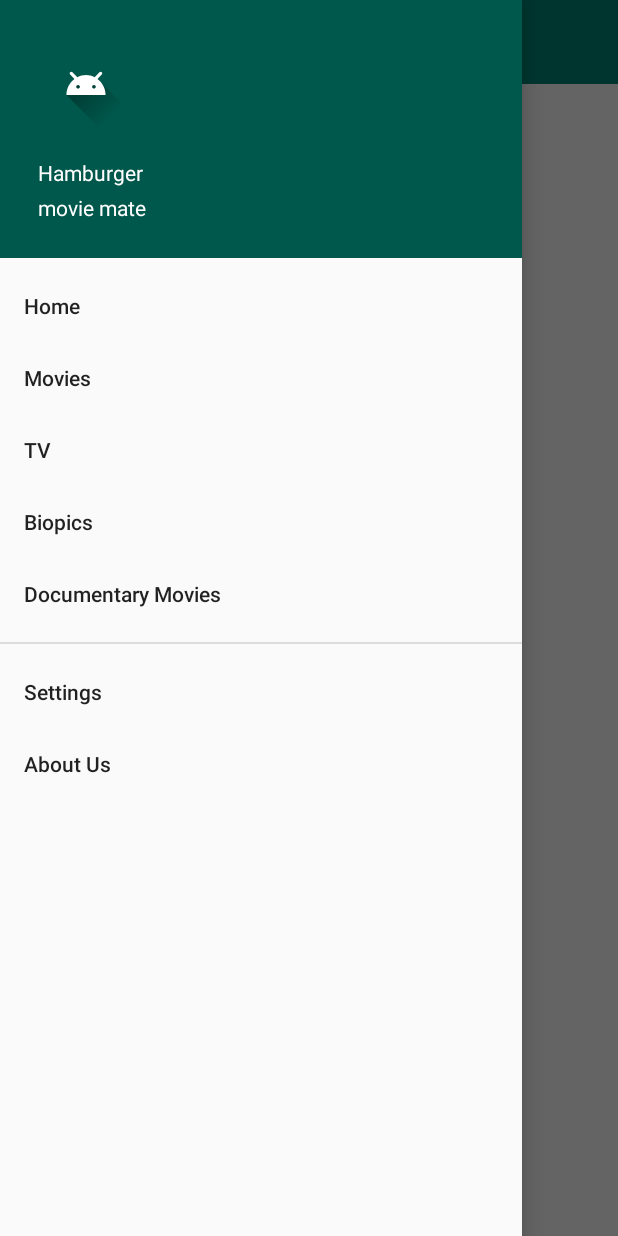
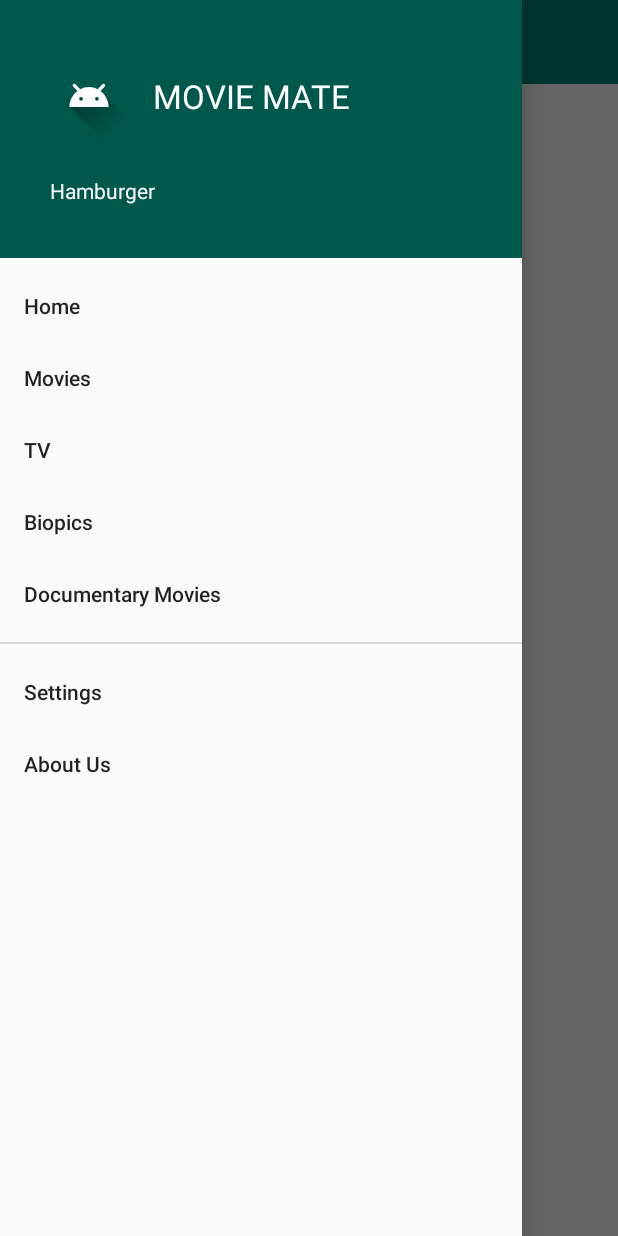
Before and after one commit to TanishqBhardwaj/BasicApp, an Android app: the screen it shows after launch (MainActivity), with the side drawer open, on a phone screen of 412 x 824 dp. Run offline under Robolectric (Android 15) with nearby library versions, the phone set to English and light mode, and no system bars.

Commit message:
Hamburger And Navigation Drawer updated to Constraint Layout

```diff
--- a/app/src/main/res/layout/activity_main.xml
+++ b/app/src/main/res/layout/activity_main.xml
@@ -1,12 +1,13 @@
 <?xml version="1.0" encoding="utf-8"?>
 <androidx.drawerlayout.widget.DrawerLayout xmlns:android="http://schemas.android.com/apk/res/android"
+    xmlns:tools="http://schemas.android.com/tools"
     android:layout_width="match_parent"
     android:layout_height="match_parent"
     xmlns:app="http://schemas.android.com/apk/res-auto"
     android:id="@+id/drawerLayout"
     android:fitsSystemWindows="true">
 
-    <LinearLayout
+    <androidx.constraintlayout.widget.ConstraintLayout
         android:layout_width="match_parent"
         android:layout_height="match_parent"
         android:orientation="vertical">
@@ -16,16 +17,21 @@
             android:layout_width="match_parent"
             android:layout_height="wrap_content"
             android:background="@color/colorPrimary"
-            android:theme="@style/ThemeOverlay.AppCompat.ActionBar">
+            android:theme="@style/ThemeOverlay.AppCompat.ActionBar"
+            app:layout_constraintTop_toTopOf="parent"
+            tools:layout_editor_absoluteX="-16dp">
 
         </androidx.appcompat.widget.Toolbar>
 
         <TextView
             android:layout_width="wrap_content"
             android:layout_height="wrap_content"
-            android:text="Hello Android" />
+            android:layout_marginTop="56dp"
+            android:text="Hello Android"
+            app:layout_constraintStart_toStartOf="parent"
+            app:layout_constraintTop_toTopOf="@+id/toolbar" />
 
-    </LinearLayout>
+    </androidx.constraintlayout.widget.ConstraintLayout>
 
 <com.google.android.material.navigation.NavigationView
     android:layout_width="match_parent"
--- a/app/src/main/res/layout/header.xml
+++ b/app/src/main/res/layout/header.xml
@@ -1,6 +1,8 @@
 <?xml version="1.0" encoding="utf-8"?>
-<LinearLayout xmlns:android="http://schemas.android.com/apk/res/android"
+<androidx.constraintlayout.widget.ConstraintLayout xmlns:android="http://schemas.android.com/apk/res/android"
 
+    xmlns:app="http://schemas.android.com/apk/res-auto"
+    xmlns:tools="http://schemas.android.com/tools"
     android:layout_width="match_parent"
     android:layout_height="172dp"
     android:background="@color/colorPrimaryDark"
@@ -8,25 +10,48 @@
     android:padding="25dp">
 
     <ImageView
+        android:id="@+id/imageView"
         android:layout_width="64dp"
         android:layout_height="64dp"
-        android:src="@drawable/ic_launcher_foreground" />
+        android:layout_marginTop="8dp"
+        android:layout_marginEnd="8dp"
+        android:layout_marginBottom="28dp"
+        android:src="@drawable/ic_launcher_foreground"
+        app:layout_constraintBottom_toTopOf="@+id/textView"
+        app:layout_constraintEnd_toStartOf="@+id/textView2"
+        app:layout_constraintHorizontal_bias="0.368"
+        app:layout_constraintStart_toStartOf="parent"
+        app:layout_constraintTop_toTopOf="parent" />
 
     <TextView
 
+        android:id="@+id/textView"
         android:layout_width="wrap_content"
         android:layout_height="wrap_content"
-        android:layout_marginTop="16dp"
+        android:layout_marginStart="8dp"
+        android:layout_marginTop="20dp"
         android:text="@string/app_name"
-        android:textColor="#FFF" />
+        android:textColor="#FFF"
+        app:layout_constraintStart_toStartOf="parent"
+        app:layout_constraintTop_toBottomOf="@+id/imageView" />
 
     <TextView
 
+        android:id="@+id/textView2"
         android:layout_width="wrap_content"
         android:layout_height="wrap_content"
-        android:layout_marginTop="4dp"
-        android:text="movie mate"
-        android:textColor="#FFF" />
+        android:layout_marginTop="24dp"
+        android:layout_marginBottom="70dp"
+        android:text="MOVIE MATE"
+        android:textAppearance="@style/TextAppearance.AppCompat.Large"
+        android:textColor="#FFF"
+        app:layout_constraintBottom_toBottomOf="parent"
+        app:layout_constraintEnd_toEndOf="parent"
+        app:layout_constraintHorizontal_bias="0.46"
+        app:layout_constraintStart_toEndOf="@+id/imageView"
+        app:layout_constraintStart_toStartOf="parent"
+        app:layout_constraintTop_toTopOf="parent"
+        app:layout_constraintVertical_bias="0.0" />
 
 
-</LinearLayout>
+</androidx.constraintlayout.widget.ConstraintLayout>
```
